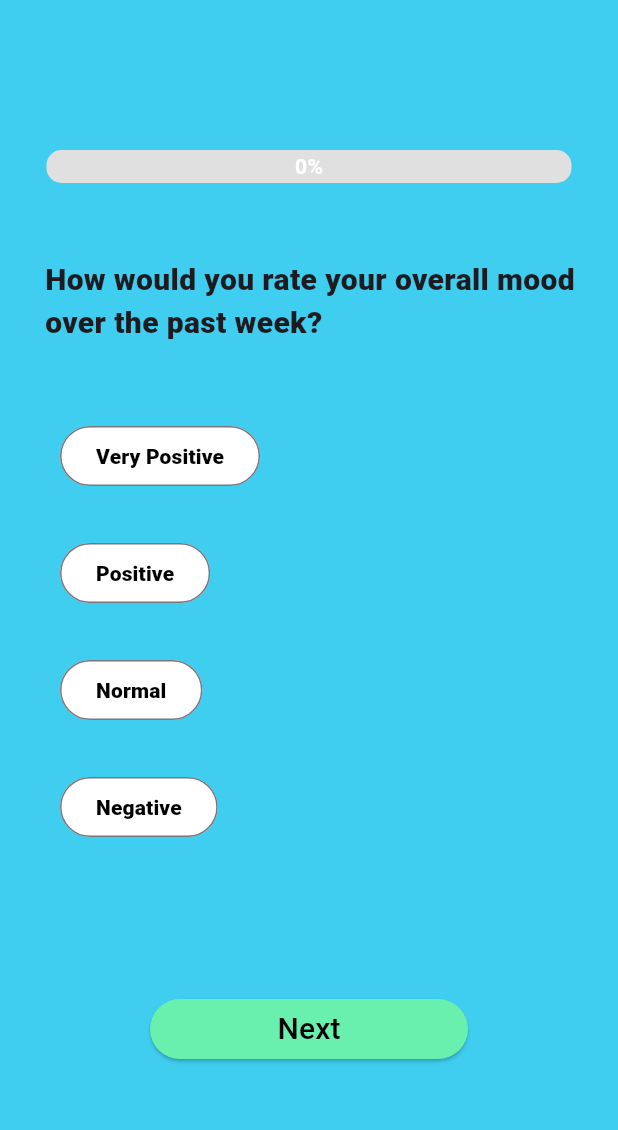
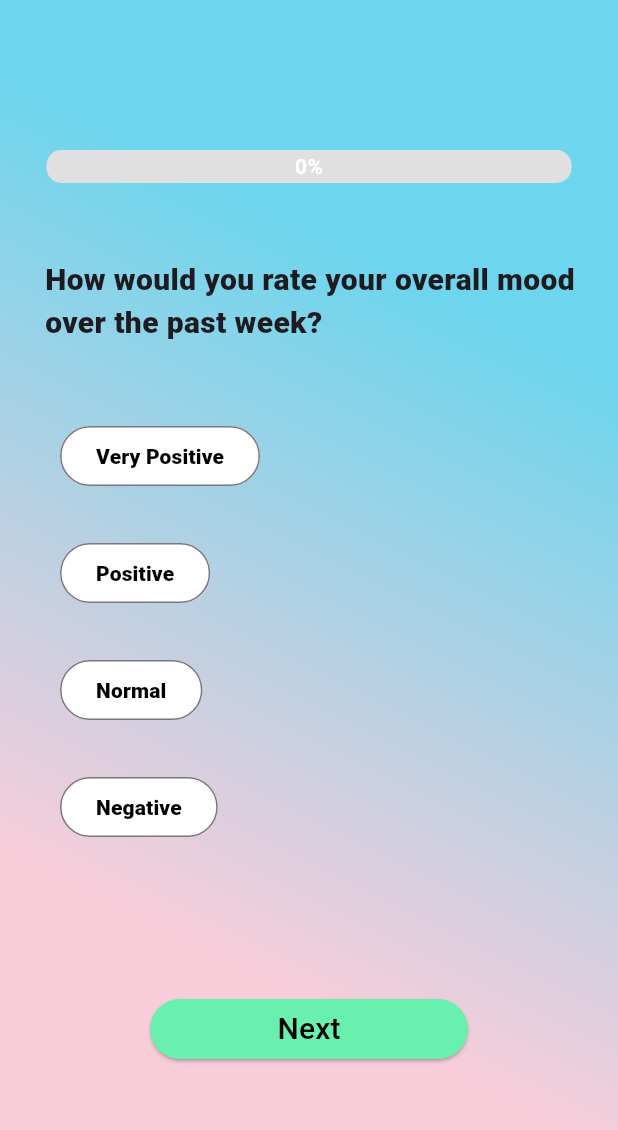
Before and after one commit to shoaib-inamdar/beyondpeaceapp, a Flutter app: the Assesmentpage screen opened by its route, on a phone screen of 412 x 824 dp. Shown: the top 1130 px of the screen. Run offline on Flutter 3.47's test engine with Material 3 defaults, Android fonts, the phone set to English and light mode, and no system bars; our stand-ins replace audio_video_progress_bar, audioplayers, carousel_slider, chewie, cloud_firestore, curved_navigation_bar and 12 more; missing offline and left inert: easy_pdf_viewer, flutter_phone_direct_caller, vertical_card_pager; accounts and stored records are empty.

Commit message:
assesment updated

```diff
--- a/lib/pages/assesment.dart
+++ b/lib/pages/assesment.dart
@@ -13,7 +13,9 @@ class Assesmentpage extends StatefulWidget {
   @override
   State<Assesmentpage> createState() => _AssesmentpageState();
 }
-int _points=0;
+
+int _points = 0;
+
 class _AssesmentpageState extends State<Assesmentpage> {
   List<String> _question = [
     "How would you rate your overall mood over the past week?",
@@ -122,7 +124,18 @@ class _AssesmentpageState extends State<Assesmentpage> {
   Widget build(BuildContext context) {
     return Scaffold(
         backgroundColor: Color(0xff739ccee),
-        body: PageView.builder(
+        body: Container(
+          width: double.infinity,
+          height: double.infinity,
+          decoration: BoxDecoration(
+            gradient: LinearGradient(
+              colors: [Color(0xff6dd5ed), Color(0xfff8cdda)],
+              stops: [0.25, 0.75],
+              begin: Alignment.topRight,
+              end: Alignment.bottomLeft,
+            ),
+          ),
+          child: PageView.builder(
             itemBuilder: (context, index) {
               return Column(
                 children: [
@@ -182,17 +195,19 @@ class _AssesmentpageState extends State<Assesmentpage> {
                           if (selected == 0) {
                             // Show a snackbar or any other form of feedback to indicate that an option must be selected
                             ScaffoldMessenger.of(context).showSnackBar(
-                            SnackBar(content: Text("Please select an option")),
+                              SnackBar(
+                                  content: Text("Please select an option")),
                             );
                           } else {
                             if (index == 9) {
                               Navigator.push(
                                 context,
                                 MaterialPageRoute(
-                                  builder: (context) => Suggestions(data: _points,)),
+                                    builder: (context) => Suggestions(
+                                          data: _points,
+                                        )),
                               );
                               print('Total Points : $_points');
-
                             } else {
                               if (percent < 10) {
                                 percent += 1;
@@ -220,6 +235,7 @@ class _AssesmentpageState extends State<Assesmentpage> {
             itemCount: 10,
             physics: const NeverScrollableScrollPhysics(),
             controller: Page_controller,
+          ),
         ));
   }
 }
```
Also changed, not shown: lib/components/widget1.dart (added, +25 -0 lines), lib/components/widget2.dart (added, +33 -0 lines), lib/components/widget3.dart (added, +41 -0 lines), lib/components/widget4.dart (added, +49 -0 lines), lib/pages/suggestions.dart (+17 -142 lines). Lines whose indentation alone changed are shown as unchanged.
